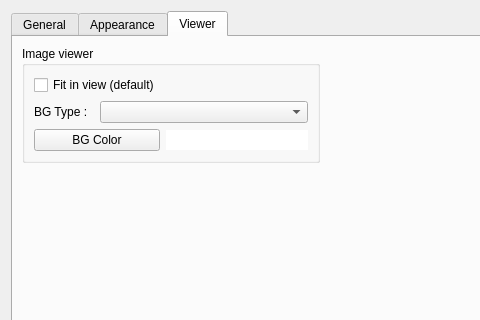
Qt form preferencesdialog.ui (haraki/farman) before a commit; both pictures show x 0 to 480 and y 0 to 320 of the 640 by 619 pixel window.
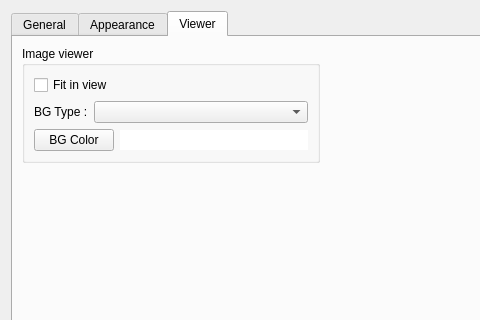
The same form after that commit. The open tabs and pages were chosen to show the change.

Commit message: fixed to save setting of "Fit in view" of ImageViewer.

Patch:
```diff
--- a/preferencesdialog.ui
+++ b/preferencesdialog.ui
@@ -926,7 +926,7 @@
           <item row="0" column="0" colspan="2">
            <widget class="QCheckBox" name="imageViewerFitInViewCheckBox">
             <property name="text">
-             <string>Fit in view (default)</string>
+             <string>Fit in view</string>
             </property>
            </widget>
           </item>
```
The commit also changes 1 other file.
